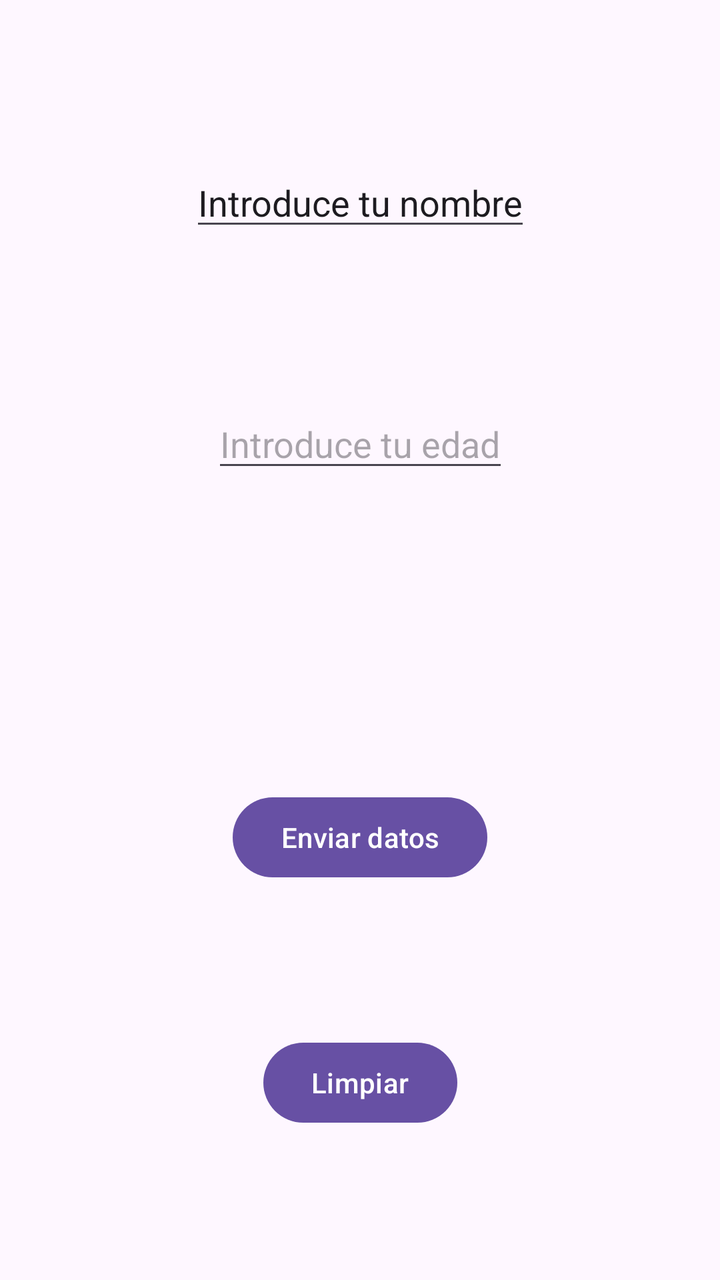
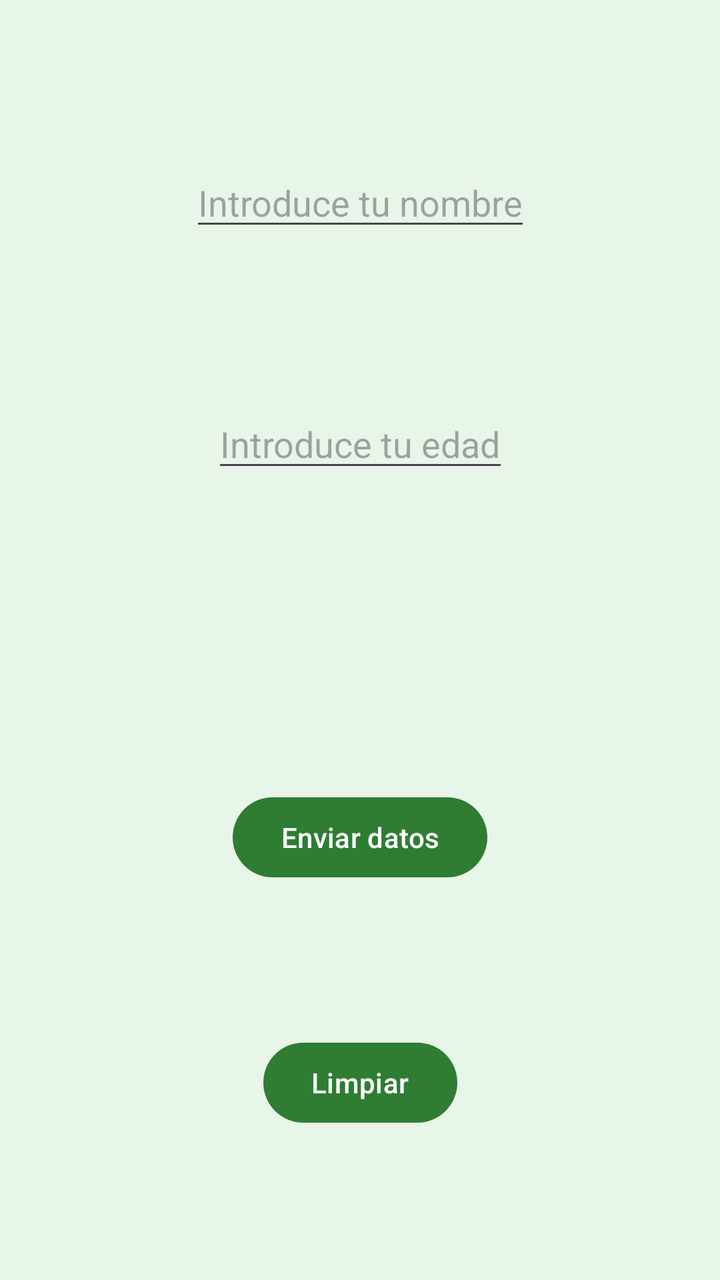

Compare the two renders of this Android layout. The source of the first and the diff that turns it into the second are given below.
<!-- AndroidManifest.xml: application theme Theme.Practica5 -->
<!-- res/layout/activity_main.xml -->
<ScrollView xmlns:android="http://schemas.android.com/apk/res/android"
    xmlns:app="http://schemas.android.com/apk/res-auto"
    xmlns:tools="http://schemas.android.com/tools"
    android:id="@+id/main"
    android:layout_width="match_parent"
    android:layout_height="match_parent"
    android:fillViewport="true"
    tools:context=".MainActivity">

    <androidx.constraintlayout.widget.ConstraintLayout
        android:layout_width="match_parent"
        android:layout_height="match_parent">

        <EditText
            android:id="@+id/nomText"
            android:layout_width="wrap_content"
            android:layout_height="wrap_content"
            android:text="@string/hint_name"
            app:layout_constraintBottom_toTopOf="@+id/edadText"
            app:layout_constraintEnd_toEndOf="parent"
            app:layout_constraintHorizontal_bias="0.5"
            app:layout_constraintStart_toStartOf="parent"
            app:layout_constraintTop_toTopOf="parent" />

        <androidx.constraintlayout.widget.Guideline
            android:id="@+id/guideline2"
            android:layout_width="wrap_content"
            android:layout_height="wrap_content"
            android:orientation="horizontal"
            app:layout_constraintBottom_toTopOf="@+id/button"
            app:layout_constraintEnd_toEndOf="parent"
            app:layout_constraintGuide_begin="324dp"
            app:layout_constraintGuide_percent="0.5"
            app:layout_constraintHorizontal_bias="0.5"
            app:layout_constraintStart_toStartOf="parent"
            app:layout_constraintTop_toBottomOf="@+id/edadText" />

        <EditText
            android:id="@+id/edadText"
            android:layout_width="wrap_content"
            android:layout_height="wrap_content"
            android:hint="@string/hint_edad"
            android:inputType="number"
            app:layout_constraintBottom_toTopOf="@+id/guideline2"
            app:layout_constraintEnd_toEndOf="parent"
            app:layout_constraintHorizontal_bias="0.5"
            app:layout_constraintStart_toStartOf="parent"
            app:layout_constraintTop_toBottomOf="@+id/nomText" />

        <Button
            android:id="@+id/button"
            android:layout_width="wrap_content"
            android:layout_height="wrap_content"
            android:text="@string/option_newActivity"
            app:layout_constraintBottom_toTopOf="@+id/button2"
            app:layout_constraintEnd_toEndOf="parent"
            app:layout_constraintHorizontal_bias="0.5"
            app:layout_constraintStart_toStartOf="parent"
            app:layout_constraintTop_toBottomOf="@+id/guideline2" />

        <Button
            android:id="@+id/button2"
            android:layout_width="wrap_content"
            android:layout_height="wrap_content"
            android:text="@string/option_clear"
            app:layout_constraintBottom_toBottomOf="parent"
            app:layout_constraintEnd_toEndOf="parent"
            app:layout_constraintHorizontal_bias="0.5"
            app:layout_constraintStart_toStartOf="parent"
            app:layout_constraintTop_toBottomOf="@+id/button" />

    </androidx.constraintlayout.widget.ConstraintLayout>
</ScrollView>
<!-- resources referenced by this layout -->
<resources>
  <string name="hint_edad">Introduce tu edad</string>
  <string name="hint_name">Introduce tu nombre</string>
  <string name="option_clear">Limpiar</string>
  <string name="option_newActivity">Enviar datos</string>
  <style name="Theme.Practica5" parent="Base.Theme.Practica5" />
  <style name="Base.Theme.Practica5" parent="Theme.Material3.DayNight.NoActionBar">
          
          
      </style>
</resources>

<!-- the commit's change to res/layout/activity_main.xml (unified diff, before → after) -->
@@ -15,7 +15,7 @@
             android:id="@+id/nomText"
             android:layout_width="wrap_content"
             android:layout_height="wrap_content"
-            android:text="@string/hint_name"
+            android:hint="@string/hint_name"
             app:layout_constraintBottom_toTopOf="@+id/edadText"
             app:layout_constraintEnd_toEndOf="parent"
             app:layout_constraintHorizontal_bias="0.5"
<!-- resource entries referenced after the edit -->
@@ -6,8 +6,15 @@
   <string name="option_newActivity">Enviar datos</string>
   <style name="Theme.Practica5" parent="Base.Theme.Practica5" />
   <style name="Base.Theme.Practica5" parent="Theme.Material3.DayNight.NoActionBar">
-          
-          
+          <item name="colorPrimary">@color/verde_principal</item>
+          <item name="colorPrimaryDark">@color/verde_oscuro</item>
+          <item name="colorOnPrimary">@color/white</item>
+          <item name="android:windowBackground">@color/fondo_pantalla</item>
+          <item name="android:statusBarColor">@color/verde_oscuro</item>
       </style>
+  <color name="verde_principal">#2E7D32</color>
+  <color name="verde_oscuro">#1B5E20</color>
+  <color name="white">#FFFFFFFF</color>
+  <color name="fondo_pantalla">#E8F5E9</color>
 </resources>
 
